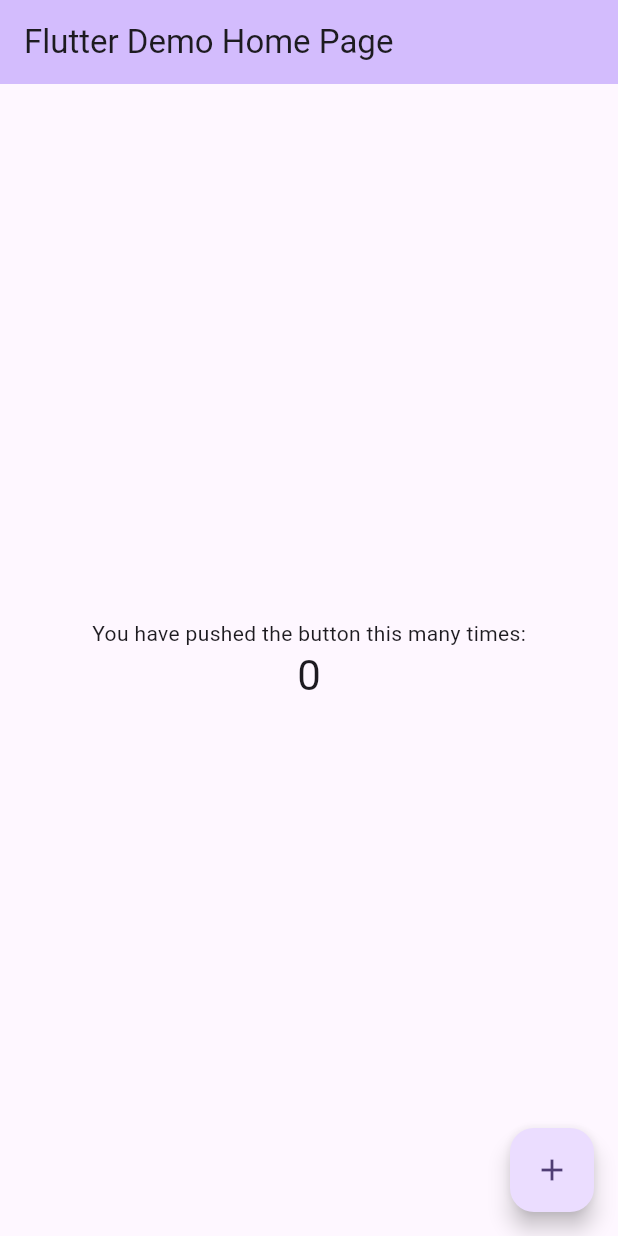
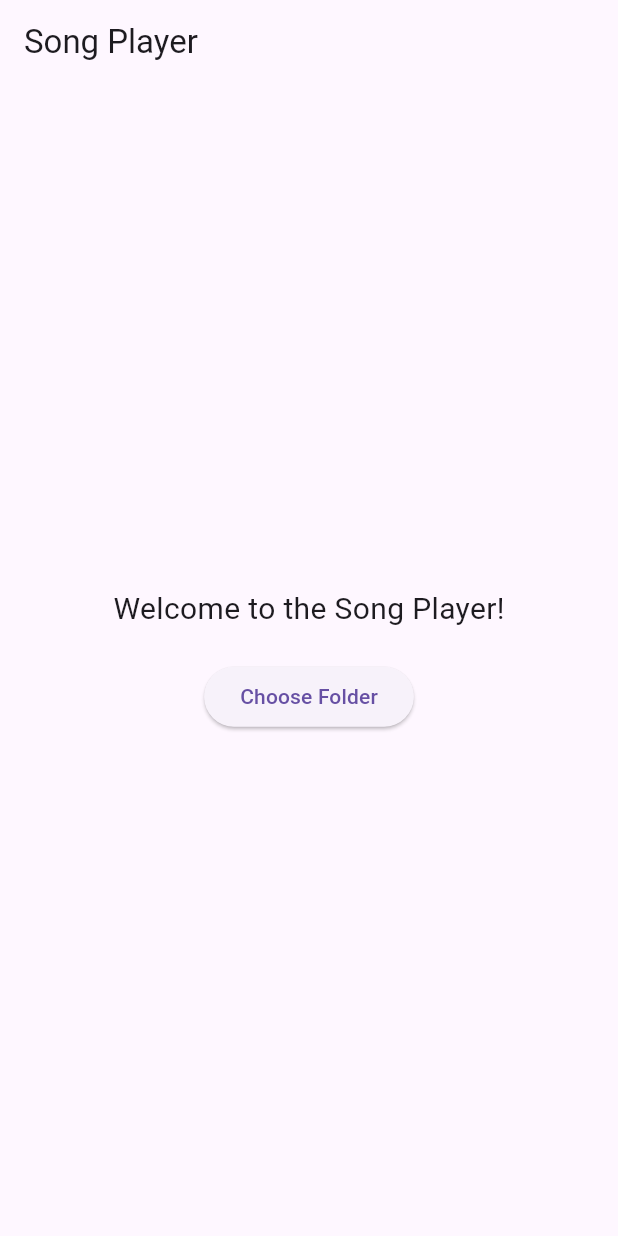
Before and after one commit to mr-alimuhammadi/song-player, a Flutter app: the screen it shows after launch, on a phone screen of 412 x 824 dp. Run offline on Flutter 3.47's test engine with Material 3 defaults, Android fonts, the phone set to English and light mode, and no system bars; our stand-ins replace file_picker, just_audio, permission_handler; missing offline and left inert: audiotagger.

Commit message:
update pages

```diff
--- a/lib/main.dart
+++ b/lib/main.dart
@@ -1,125 +1,21 @@
 import 'package:flutter/material.dart';
+import 'package:song_player/pages/startup_page.dart';
 
 void main() {
-  runApp(const MyApp());
+  runApp(const App());
 }
 
-class MyApp extends StatelessWidget {
-  const MyApp({super.key});
+class App extends StatelessWidget {
+  const App({super.key});
 
-  // This widget is the root of your application.
   @override
   Widget build(BuildContext context) {
     return MaterialApp(
-      title: 'Flutter Demo',
+      title: 'Song Player App',
       theme: ThemeData(
-        // This is the theme of your application.
-        //
-        // TRY THIS: Try running your application with "flutter run". You'll see
-        // the application has a purple toolbar. Then, without quitting the app,
-        // try changing the seedColor in the colorScheme below to Colors.green
-        // and then invoke "hot reload" (save your changes or press the "hot
-        // reload" button in a Flutter-supported IDE, or press "r" if you used
-        // the command line to start the app).
-        //
-        // Notice that the counter didn't reset back to zero; the application
-        // state is not lost during the reload. To reset the state, use hot
-        // restart instead.
-        //
-        // This works for code too, not just values: Most code changes can be
-        // tested with just a hot reload.
-        colorScheme: ColorScheme.fromSeed(seedColor: Colors.deepPurple),
-        useMaterial3: true,
+        primarySwatch: Colors.blue,
       ),
-      home: const MyHomePage(title: 'Flutter Demo Home Page'),
+      home: StartupPage(),
     );
   }
 }
-
-class MyHomePage extends StatefulWidget {
-  const MyHomePage({super.key, required this.title});
-
-  // This widget is the home page of your application. It is stateful, meaning
-  // that it has a State object (defined below) that contains fields that affect
-  // how it looks.
-
-  // This class is the configuration for the state. It holds the values (in this
-  // case the title) provided by the parent (in this case the App widget) and
-  // used by the build method of the State. Fields in a Widget subclass are
-  // always marked "final".
-
-  final String title;
-
-  @override
-  State<MyHomePage> createState() => _MyHomePageState();
-}
-
-class _MyHomePageState extends State<MyHomePage> {
-  int _counter = 0;
-
-  void _incrementCounter() {
-    setState(() {
-      // This call to setState tells the Flutter framework that something has
-      // changed in this State, which causes it to rerun the build method below
-      // so that the display can reflect the updated values. If we changed
-      // _counter without calling setState(), then the build method would not be
-      // called again, and so nothing would appear to happen.
-      _counter++;
-    });
-  }
-
-  @override
-  Widget build(BuildContext context) {
-    // This method is rerun every time setState is called, for instance as done
-    // by the _incrementCounter method above.
-    //
-    // The Flutter framework has been optimized to make rerunning build methods
-    // fast, so that you can just rebuild anything that needs updating rather
-    // than having to individually change instances of widgets.
-    return Scaffold(
-      appBar: AppBar(
-        // TRY THIS: Try changing the color here to a specific color (to
-        // Colors.amber, perhaps?) and trigger a hot reload to see the AppBar
-        // change color while the other colors stay the same.
-        backgroundColor: Theme.of(context).colorScheme.inversePrimary,
-        // Here we take the value from the MyHomePage object that was created by
-        // the App.build method, and use it to set our appbar title.
-        title: Text(widget.title),
-      ),
-      body: Center(
-        // Center is a layout widget. It takes a single child and positions it
-        // in the middle of the parent.
-        child: Column(
-          // Column is also a layout widget. It takes a list of children and
-          // arranges them vertically. By default, it sizes itself to fit its
-          // children horizontally, and tries to be as tall as its parent.
-          //
-          // Column has various properties to control how it sizes itself and
-          // how it positions its children. Here we use mainAxisAlignment to
-          // center the children vertically; the main axis here is the vertical
-          // axis because Columns are vertical (the cross axis would be
-          // horizontal).
-          //
-          // TRY THIS: Invoke "debug painting" (choose the "Toggle Debug Paint"
-          // action in the IDE, or press "p" in the console), to see the
-          // wireframe for each widget.
-          mainAxisAlignment: MainAxisAlignment.center,
-          children: <Widget>[
-            const Text(
-              'You have pushed the button this many times:',
-            ),
-            Text(
-              '$_counter',
-              style: Theme.of(context).textTheme.headlineMedium,
-            ),
-          ],
-        ),
-      ),
-      floatingActionButton: FloatingActionButton(
-        onPressed: _incrementCounter,
-        tooltip: 'Increment',
-        child: const Icon(Icons.add),
-      ), // This trailing comma makes auto-formatting nicer for build methods.
-    );
-  }
-}
--- a/lib/pages/startup_page.dart
+++ b/lib/pages/startup_page.dart
@@ -0,0 +1,61 @@
+import 'package:file_picker/file_picker.dart';
+import 'package:flutter/material.dart';
+import 'package:song_player/pages/playlist_page.dart';
+import 'package:permission_handler/permission_handler.dart';
+
+class StartupPage extends StatelessWidget {
+  const StartupPage({super.key});
+
+  @override
+  Widget build(BuildContext context) {
+    return Scaffold(
+      appBar: AppBar(
+        title: const Text('Song Player'),
+      ),
+      body: Center(
+        child: Column(
+          mainAxisAlignment: MainAxisAlignment.center,
+          children: [
+            const Text(
+              'Welcome to the Song Player!',
+              style: TextStyle(fontSize: 20),
+            ),
+            const SizedBox(height: 20),
+            ElevatedButton(
+              onPressed: () async {
+                if (await _requestPermission()) {
+                  String? folderPath =
+                      await FilePicker.platform.getDirectoryPath();
+                  if (folderPath != null) {
+                    Navigator.push(
+                      context,
+                      MaterialPageRoute(
+                        builder: (context) =>
+                            PlaylistPage(folderPath: folderPath),
+                      ),
+                    );
+                  } else {
+                    print("No folder selected");
+                  }
+                }
+              },
+              child: const Text('Choose Folder'),
+            ),
+          ],
+        ),
+      ),
+    );
+  }
+
+  Future<bool> _requestPermission() async {
+    PermissionStatus status = await Permission.storage.request();
+    if (status.isGranted) {
+      print("Permission granted");
+      return true;
+    } else {
+      print("Permission denied");
+      openAppSettings();
+      return false;
+    }
+  }
+}
```
Also changed, not shown: lib/pages/player_page.dart (+136 -0 lines), lib/pages/playlist_page.dart (+160 -0 lines), 1 other file.
